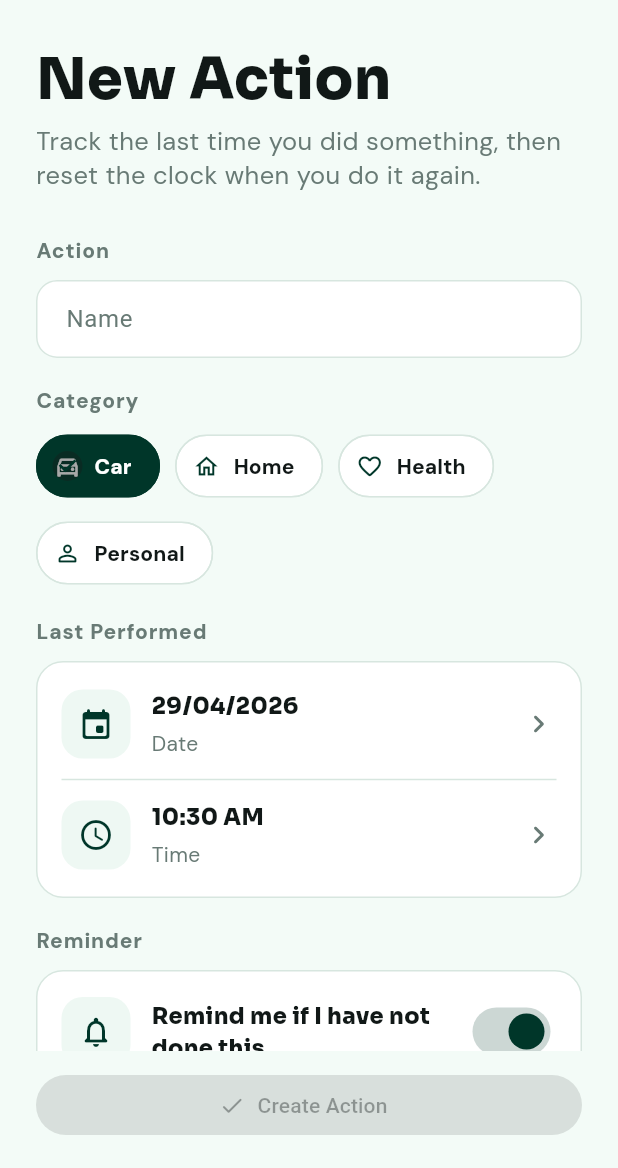
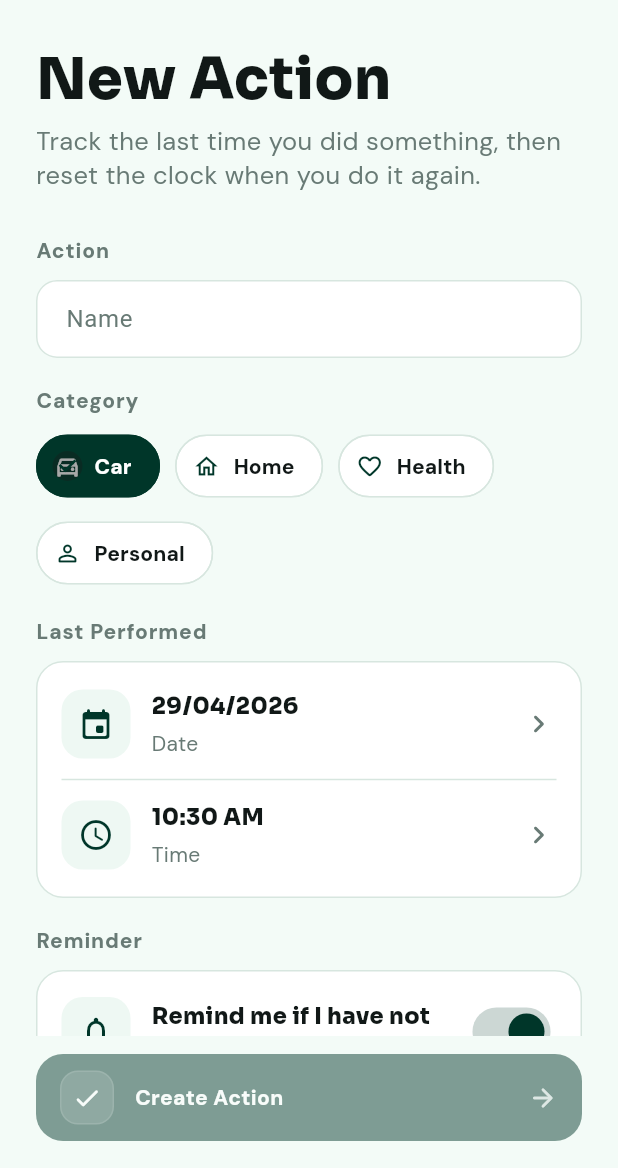
Before and after one commit to vikilinho/howlong, a Flutter app: the AddEventScreen screen opened by its route, on a phone screen of 412 x 824 dp, the part 68-1236 px from its top. Run offline on Flutter 3.47's test engine with Material 3 defaults, Android fonts, the phone set to English and light mode, and no system bars; our stand-ins replace flutter_animate, flutter_local_notifications, flutter_riverpod, flutter_slidable, flutter_timezone, go_router and 6 more; accounts and stored records are empty; generated files the repository leaves out were written again.

Commit message:
Polish action details and lock flow

```diff
--- a/lib/core/notifications/notification_service.dart
+++ b/lib/core/notifications/notification_service.dart
@@ -101,8 +101,8 @@ class NotificationService {
 
     await _plugin.zonedSchedule(
       _actionNotificationId(event.id),
-      'How long since ${event.title}?',
-      'It is time to log this action again.',
+      event.title,
+      'How long has it been? Log this action when you do it again.',
       _toTzDateTime(effectiveSchedule),
       _notificationDetails(),
       androidScheduleMode: AndroidScheduleMode.inexactAllowWhileIdle,
--- a/lib/features/events/add_event_screen.dart
+++ b/lib/features/events/add_event_screen.dart
@@ -5,6 +5,7 @@ import 'package:go_router/go_router.dart';
 import '../../core/storage/storage_providers.dart';
 import '../../core/theme/app_colors.dart';
 import '../../core/theme/app_text_styles.dart';
+import '../../shared/widgets/primary_action_button.dart';
 
 enum EventCategory { car, home, health, personal }
 
@@ -236,16 +237,11 @@ class _AddEventScreenState extends ConsumerState<AddEventScreen> {
         child: Container(
           padding: const EdgeInsets.fromLTRB(24, 12, 24, 18),
           color: AppColors.background,
-          child: FilledButton.icon(
+          child: PrimaryActionButton(
             onPressed: canSave && !_isSaving ? _saveEvent : null,
-            icon: _isSaving
-                ? const SizedBox(
-                    width: 18,
-                    height: 18,
-                    child: CircularProgressIndicator(strokeWidth: 2),
-                  )
-                : const Icon(Icons.check_rounded),
-            label: Text(_isSaving ? 'Saving...' : 'Create Action'),
+            icon: Icons.check_rounded,
+            label: _isSaving ? 'Saving...' : 'Create Action',
+            isLoading: _isSaving,
           ),
         ),
       ),
--- /dev/null
+++ b/lib/shared/widgets/primary_action_button.dart
@@ -0,0 +1,88 @@
+import 'package:flutter/material.dart';
+
+import '../../core/theme/app_colors.dart';
+import '../../core/theme/app_text_styles.dart';
+
+class PrimaryActionButton extends StatelessWidget {
+  final String label;
+  final IconData icon;
+  final VoidCallback? onPressed;
+  final bool isLoading;
+
+  const PrimaryActionButton({
+    super.key,
+    required this.label,
+    required this.icon,
+    required this.onPressed,
+    this.isLoading = false,
+  });
+
+  @override
+  Widget build(BuildContext context) {
+    final isDisabled = onPressed == null;
+
+    return AnimatedOpacity(
+      duration: const Duration(milliseconds: 160),
+      opacity: isDisabled && !isLoading ? 0.48 : 1,
+      child: Material(
+        color: AppColors.primary,
+        borderRadius: BorderRadius.circular(18),
+        shadowColor: AppColors.primary.withValues(alpha: 0.22),
+        elevation: isDisabled ? 0 : 8,
+        child: InkWell(
+          onTap: isLoading ? null : onPressed,
+          borderRadius: BorderRadius.circular(18),
+          splashColor: Colors.white.withValues(alpha: 0.12),
+          highlightColor: Colors.white.withValues(alpha: 0.06),
+          child: Container(
+            width: double.infinity,
+            height: 58,
+            padding: const EdgeInsets.symmetric(horizontal: 16),
+            child: Row(
+              children: [
+                Container(
+                  width: 36,
+                  height: 36,
+                  decoration: BoxDecoration(
+                    color: Colors.white.withValues(alpha: 0.14),
+                    borderRadius: BorderRadius.circular(12),
+                    border: Border.all(
+                      color: Colors.white.withValues(alpha: 0.12),
+                    ),
+                  ),
+                  child: isLoading
+                      ? const Padding(
+                          padding: EdgeInsets.all(9),
+                          child: CircularProgressIndicator(
+                            strokeWidth: 2,
+                            color: Colors.white,
+                          ),
+                        )
+                      : Icon(icon, color: Colors.white, size: 20),
+                ),
+                const SizedBox(width: 14),
+                Expanded(
+                  child: Text(
+                    label,
+                    maxLines: 1,
+                    overflow: TextOverflow.ellipsis,
+                    style: AppTextStyles.labelLarge.copyWith(
+                      color: Colors.white,
+                      fontWeight: FontWeight.w800,
+                    ),
+                  ),
+                ),
+                const SizedBox(width: 12),
+                Icon(
+                  Icons.arrow_forward_rounded,
+                  color: Colors.white.withValues(alpha: 0.78),
+                  size: 20,
+                ),
+              ],
+            ),
+          ),
+        ),
+      ),
+    );
+  }
+}
```
Also changed, not shown: lib/app.dart (+17 -4 lines), lib/features/events/action_detail_screen.dart (+61 -30 lines), lib/features/habits/add_habit_screen.dart (+5 -9 lines), lib/features/lock/lock_screen.dart (+10 -0 lines).
